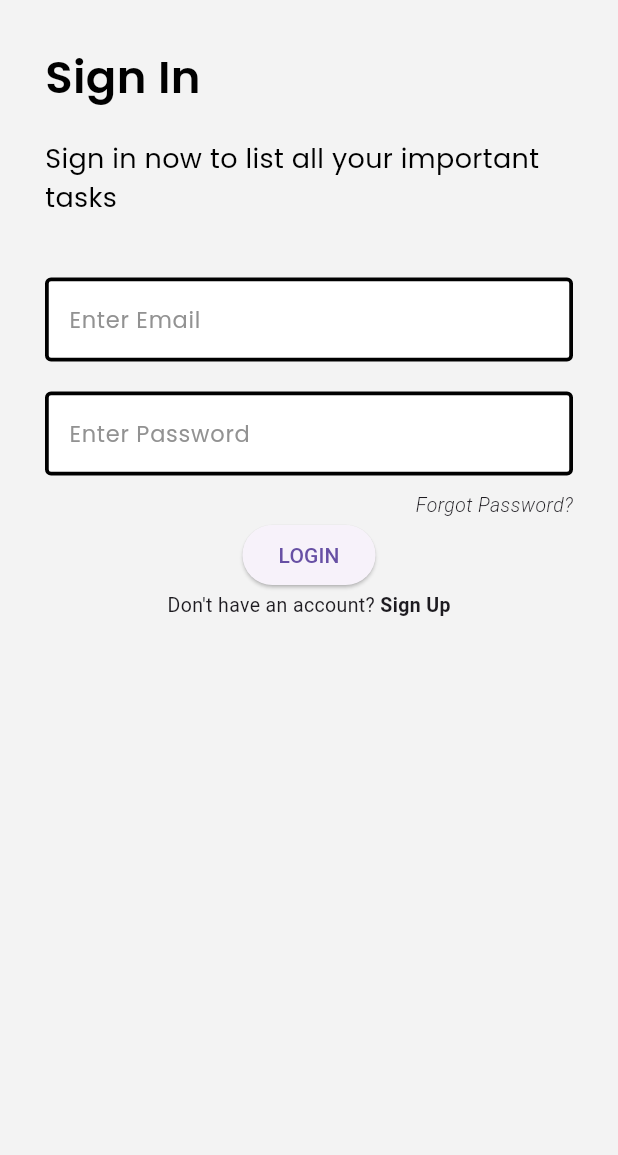
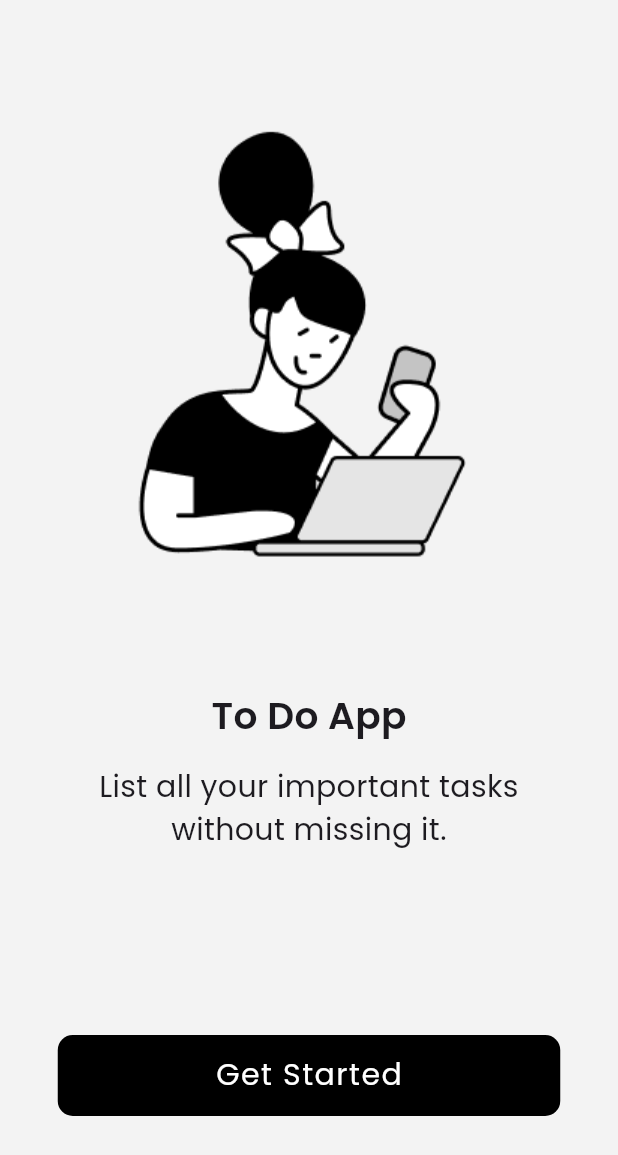
Before and after one commit to hssnhlim/todoapp, a Flutter app: the screen it shows after launch, on a phone screen of 412 x 824 dp. Shown: the top 1155 px of the screen. Run offline on Flutter 3.47's test engine with Material 2 defaults, Android fonts, the phone set to English and light mode, and no system bars; our stand-ins replace firebase_auth, firebase_core; accounts and stored records are empty; Roboto replaces fonts that are missing (poopins).

Commit message:
onboard page

```diff
--- /dev/null
+++ b/lib/Views/onboardpage.dart
@@ -0,0 +1,74 @@
+import 'package:flutter/material.dart';
+import 'package:todoapp/authentication/login.dart';
+
+class OnboardPage extends StatelessWidget {
+  const OnboardPage({Key? key}) : super(key: key);
+
+  @override
+  Widget build(BuildContext context) {
+    return Scaffold(
+        backgroundColor: Color(0xffF3F3F3),
+        body: SafeArea(
+          child: Padding(
+            padding: const EdgeInsets.symmetric(horizontal: 30, vertical: 20),
+            child: Center(
+              child: Column(
+                mainAxisAlignment: MainAxisAlignment.center,
+                children: [
+                  Image.asset('assets/images/Vector.png'),
+                  SizedBox(
+                    height: 60,
+                  ),
+                  Text(
+                    'To Do App',
+                    style: TextStyle(
+                        fontFamily: 'poppins',
+                        fontWeight: FontWeight.w600,
+                        fontSize: 25),
+                  ),
+                  SizedBox(
+                    height: 15,
+                  ),
+                  Text(
+                    'List all your important tasks without missing it.',
+                    style: TextStyle(
+                        fontFamily: 'poppins',
+                        fontWeight: FontWeight.w400,
+                        fontSize: 20),
+                    textAlign: TextAlign.center,
+                  ),
+                  SizedBox(
+                    height: 122,
+                  ),
+                  ElevatedButton(
+                      onPressed: () {
+                        Navigator.push(
+                          context,
+                          MaterialPageRoute(
+                              builder: (context) => const LoginPage()),
+                        );
+                      },
+                      child: const Text(
+                        'Get Started',
+                        style: TextStyle(
+                            color: Colors.white,
+                            fontFamily: 'poppins',
+                            fontWeight: FontWeight.w400,
+                            fontSize: 20,
+                            letterSpacing: 1),
+                      ),
+                      style: ButtonStyle(
+                          elevation: MaterialStateProperty.all(0),
+                          backgroundColor:
+                              MaterialStateProperty.all(Colors.black),
+                          fixedSize: MaterialStateProperty.all(Size(335, 54)),
+                          shape: MaterialStateProperty.all(
+                              RoundedRectangleBorder(
+                                  borderRadius: BorderRadius.circular(10)))))
+                ],
+              ),
+            ),
+          ),
+        ));
+  }
+}
--- a/lib/authentication/auth.provider.dart
+++ b/lib/authentication/auth.provider.dart
@@ -19,4 +19,10 @@ class AuthProvider extends ChangeNotifier {
     await FirebaseAuth.instance
         .signInWithEmailAndPassword(email: email, password: password);
   }
+
+  Future<void> register(
+      String name, String email, String phone, String password) async {
+    await FirebaseAuth.instance
+        .createUserWithEmailAndPassword(email: email, password: password);
+  }
 }
--- a/lib/authentication/register.dart
+++ b/lib/authentication/register.dart
@@ -8,6 +8,12 @@ class RegisterPage extends StatefulWidget {
 }
 
 class _RegisterPageState extends State<RegisterPage> {
+  final _formKey = GlobalKey<FormState>();
+  final emailController = TextEditingController();
+  final passwordController = TextEditingController();
+  final nameController = TextEditingController();
+  final phoneController = TextEditingController();
+
   @override
   Widget build(BuildContext context) {
     return Container();
--- a/lib/main.dart
+++ b/lib/main.dart
@@ -1,6 +1,7 @@
 import 'package:firebase_core/firebase_core.dart';
 import 'package:flutter/material.dart';
 import 'package:provider/provider.dart';
+import 'package:todoapp/Views/onboardpage.dart';
 import 'package:todoapp/authentication/auth.provider.dart';
 import 'package:todoapp/authentication/login.dart';
 import 'package:todoapp/firebase_options.dart';
@@ -33,7 +34,7 @@ class MyApp extends StatelessWidget {
           useMaterial3: true,
           primarySwatch: Colors.blue,
         ),
-        home: const LoginPage(),
+        home: const OnboardPage(),
       ),
     );
   }
--- a/pubspec.yaml
+++ b/pubspec.yaml
@@ -62,9 +62,8 @@ flutter:
   uses-material-design: true
 
   # To add assets to your application, add an assets section, like this:
-  # assets:
-  #   - images/a_dot_burr.jpeg
-  #   - images/a_dot_ham.jpeg
+  assets:
+    - assets/images/
 
   # An image asset can refer to one or more resolution-specific "variants", see
   # https://flutter.dev/assets-and-images/#resolution-aware
```
Also changed, not shown: lib/authentication/login.dart (+59 -14 lines), assets/images/Vector.png (added).
